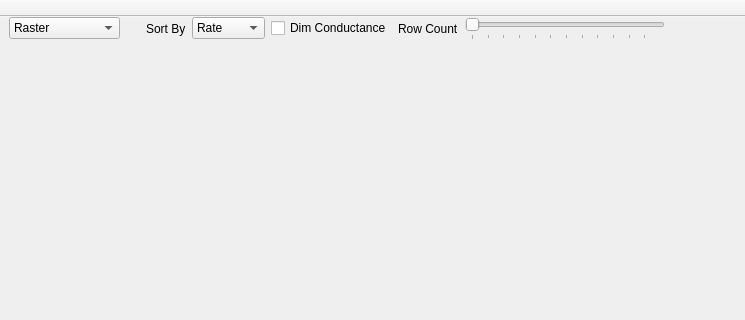
Before: the Qt Designer form pymea/ui/PyMEAMainWindow.ui in dbridges/mea-tools, drawn with Qt 5; both pictures show x 0 to 745 and y 0 to 320 of the 1146 by 664 pixel window.
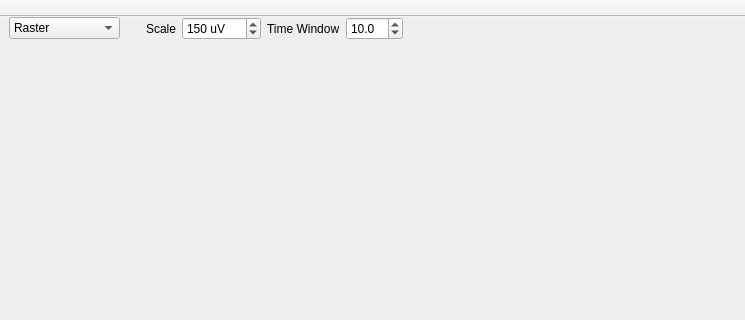
After: the same form once the commit is applied. Custom widgets are drawn as their Qt base class.

Commit message: Conduction vis loads, not functional.

```diff
--- a/pymea/ui/PyMEAMainWindow.ui
+++ b/pymea/ui/PyMEAMainWindow.ui
@@ -86,7 +86,7 @@
           </sizepolicy>
          </property>
          <property name="currentIndex">
-          <number>0</number>
+          <number>3</number>
          </property>
          <widget class="QWidget" name="rasterPage">
           <layout class="QHBoxLayout" name="horizontalLayout_5" stretch="0,0,0,0,1">
@@ -338,6 +338,75 @@
            </item>
           </layout>
          </widget>
+         <widget class="QWidget" name="conductionPage">
+          <layout class="QHBoxLayout" name="horizontalLayout_2">
+           <property name="margin">
+            <number>0</number>
+           </property>
+           <item>
+            <widget class="QLabel" name="label_6">
+             <property name="text">
+              <string>Scale</string>
+             </property>
+            </widget>
+           </item>
+           <item>
+            <widget class="QDoubleSpinBox" name="doubleSpinBox">
+             <property name="suffix">
+              <string> uV</string>
+             </property>
+             <property name="decimals">
+              <number>0</number>
+             </property>
+             <property name="minimum">
+              <double>10.000000000000000</double>
+             </property>
+             <property name="maximum">
+              <double>20000.000000000000000</double>
+             </property>
+             <property name="singleStep">
+              <double>20.000000000000000</double>
+             </property>
+             <property name="value">
+              <double>150.000000000000000</double>
+             </property>
+            </widget>
+           </item>
+           <item>
+            <widget class="QLabel" name="label_3">
+             <property name="text">
+              <string>Time Window</string>
+             </property>
+            </widget>
+           </item>
+           <item>
+            <widget class="QDoubleSpinBox" name="conductionTimeWindowDoubleSpinBox">
+             <property name="decimals">
+              <number>1</number>
+             </property>
+             <property name="minimum">
+              <double>2.000000000000000</double>
+             </property>
+             <property name="value">
+              <double>10.000000000000000</double>
+             </property>
+            </widget>
+           </item>
+           <item>
+            <spacer name="horizontalSpacer_4">
+             <property name="orientation">
+              <enum>Qt::Horizontal</enum>
+             </property>
+             <property name="sizeHint" stdset="0">
+              <size>
+               <width>40</width>
+               <height>20</height>
+              </size>
+             </property>
+            </spacer>
+           </item>
+          </layout>
+         </widget>
         </widget>
        </item>
        <item>
```
Left out of the diff: 5 changed lines with no effect on the pictures. The commit also changes 7 other files.
